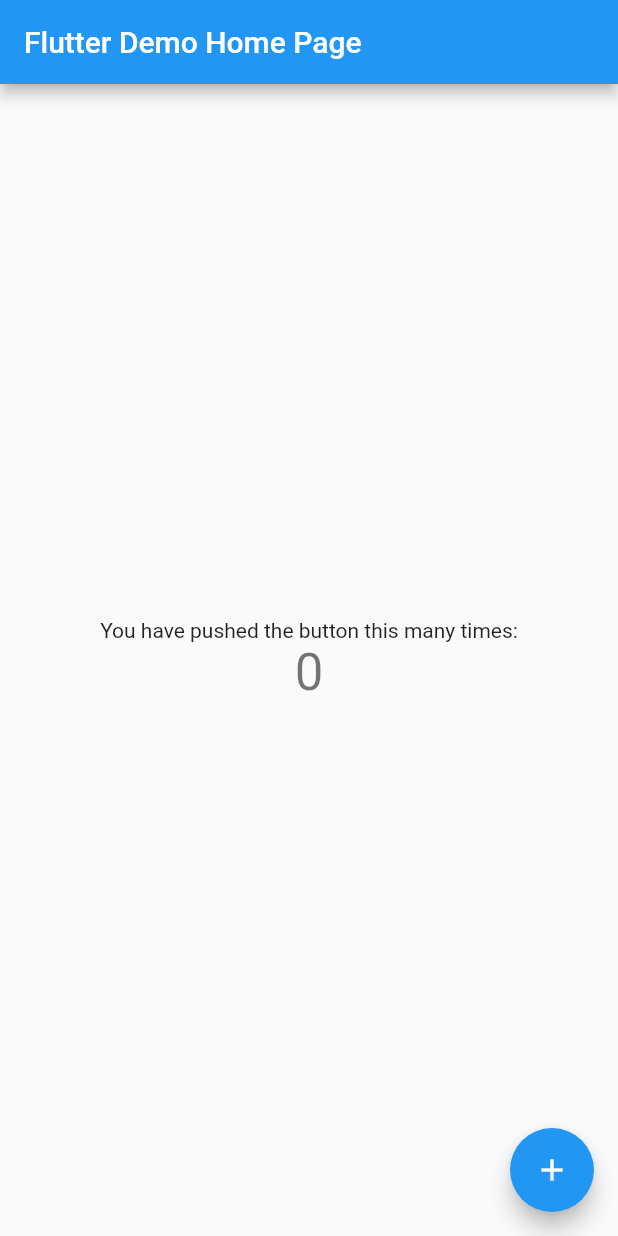
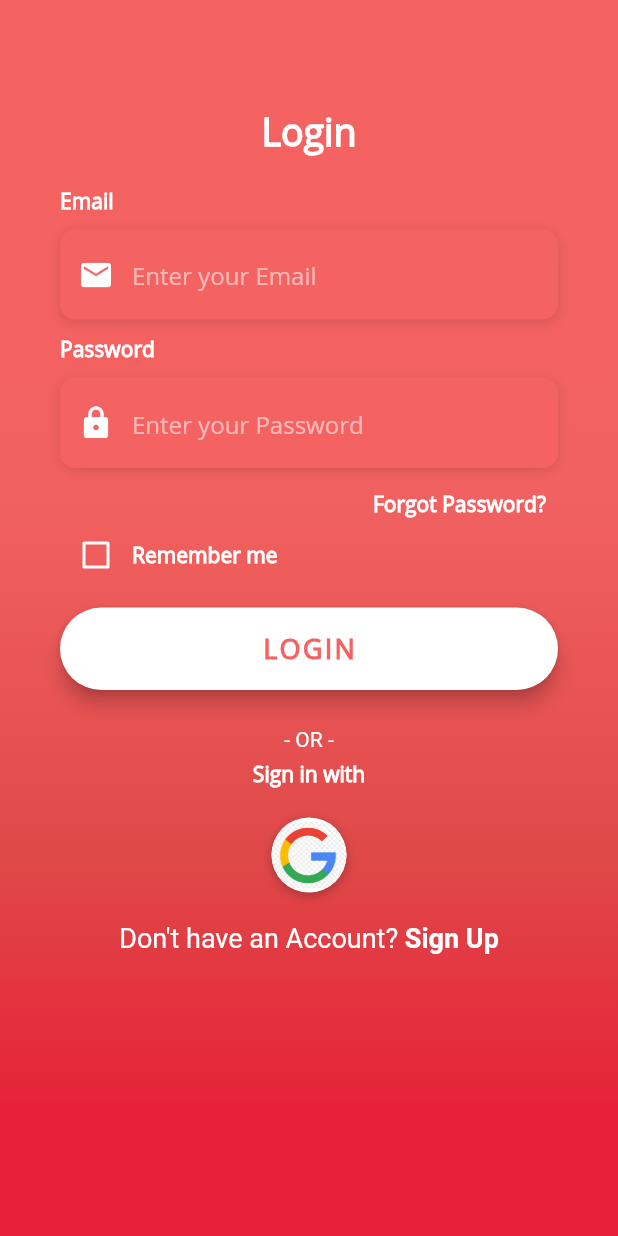
Before and after one commit to diegolms/caixinha-boas-novas, a Flutter app: the screen it shows after launch, on a phone screen of 412 x 824 dp. Run offline on Flutter 3.47's test engine with Material 2 defaults, Android fonts, the phone set to English and light mode, and no system bars.

Commit message:
tela de login

```diff
--- a/lib/main.dart
+++ b/lib/main.dart
@@ -1,113 +1,16 @@
 import 'package:flutter/material.dart';
+import 'package:caixinha_boas_novas/screens/login.dart';
 
-void main() {
-  runApp(MyApp());
-}
+void main() => runApp(MyApp());
 
 class MyApp extends StatelessWidget {
   // This widget is the root of your application.
   @override
   Widget build(BuildContext context) {
     return MaterialApp(
-      title: 'Flutter Demo',
-      theme: ThemeData(
-        // This is the theme of your application.
-        //
-        // Try running your application with "flutter run". You'll see the
-        // application has a blue toolbar. Then, without quitting the app, try
-        // changing the primarySwatch below to Colors.green and then invoke
-        // "hot reload" (press "r" in the console where you ran "flutter run",
-        // or simply save your changes to "hot reload" in a Flutter IDE).
-        // Notice that the counter didn't reset back to zero; the application
-        // is not restarted.
-        primarySwatch: Colors.blue,
-      ),
-      home: MyHomePage(title: 'Flutter Demo Home Page'),
+      title: 'Caixinha boas novas',
+      debugShowCheckedModeBanner: false,
+      home: Login(),
     );
   }
 }
-
-class MyHomePage extends StatefulWidget {
-  MyHomePage({Key? key, required this.title}) : super(key: key);
-
-  // This widget is the home page of your application. It is stateful, meaning
-  // that it has a State object (defined below) that contains fields that affect
-  // how it looks.
-
-  // This class is the configuration for the state. It holds the values (in this
-  // case the title) provided by the parent (in this case the App widget) and
-  // used by the build method of the State. Fields in a Widget subclass are
-  // always marked "final".
-
-  final String title;
-
-  @override
-  _MyHomePageState createState() => _MyHomePageState();
-}
-
-class _MyHomePageState extends State<MyHomePage> {
-  int _counter = 0;
-
-  void _incrementCounter() {
-    setState(() {
-      // This call to setState tells the Flutter framework that something has
-      // changed in this State, which causes it to rerun the build method below
-      // so that the display can reflect the updated values. If we changed
-      // _counter without calling setState(), then the build method would not be
-      // called again, and so nothing would appear to happen.
-      _counter++;
-    });
-  }
-
-  @override
-  Widget build(BuildContext context) {
-    // This method is rerun every time setState is called, for instance as done
-    // by the _incrementCounter method above.
-    //
-    // The Flutter framework has been optimized to make rerunning build methods
-    // fast, so that you can just rebuild anything that needs updating rather
-    // than having to individually change instances of widgets.
-    return Scaffold(
-      appBar: AppBar(
-        // Here we take the value from the MyHomePage object that was created by
-        // the App.build method, and use it to set our appbar title.
-        title: Text(widget.title),
-      ),
-      body: Center(
-        // Center is a layout widget. It takes a single child and positions it
-        // in the middle of the parent.
-        child: Column(
-          // Column is also a layout widget. It takes a list of children and
-          // arranges them vertically. By default, it sizes itself to fit its
-          // children horizontally, and tries to be as tall as its parent.
-          //
-          // Invoke "debug painting" (press "p" in the console, choose the
-          // "Toggle Debug Paint" action from the Flutter Inspector in Android
-          // Studio, or the "Toggle Debug Paint" command in Visual Studio Code)
-          // to see the wireframe for each widget.
-          //
-          // Column has various properties to control how it sizes itself and
-          // how it positions its children. Here we use mainAxisAlignment to
-          // center the children vertically; the main axis here is the vertical
-          // axis because Columns are vertical (the cross axis would be
-          // horizontal).
-          mainAxisAlignment: MainAxisAlignment.center,
-          children: <Widget>[
-            Text(
-              'You have pushed the button this many times:',
-            ),
-            Text(
-              '$_counter',
-              style: Theme.of(context).textTheme.headline4,
-            ),
-          ],
-        ),
-      ),
-      floatingActionButton: FloatingActionButton(
-        onPressed: _incrementCounter,
-        tooltip: 'Increment',
-        child: Icon(Icons.add),
-      ), // This trailing comma makes auto-formatting nicer for build methods.
-    );
-  }
-}
--- /dev/null
+++ b/lib/screens/login.dart
@@ -0,0 +1,356 @@
+import 'package:flutter/material.dart';
+import 'package:flutter/services.dart';
+
+class Login extends StatefulWidget {
+  @override
+  _LoginState createState() => _LoginState();
+}
+
+class _LoginState extends State<Login> {
+  bool _rememberMe = false;
+
+  Widget _buildEmailTF() {
+    return Column(
+      crossAxisAlignment: CrossAxisAlignment.start,
+      children: <Widget>[
+        Text(
+          'Email',
+          style: TextStyle(
+            color: Colors.white,
+            fontWeight: FontWeight.bold,
+            fontFamily: 'OpenSans',
+          ),
+        ),
+        SizedBox(height: 10.0),
+        Container(
+          alignment: Alignment.centerLeft,
+          decoration: BoxDecoration(
+            color: Color(0xFFF56262),
+            borderRadius: BorderRadius.circular(10.0),
+            boxShadow: [
+              BoxShadow(
+                color: Colors.black12,
+                blurRadius: 6.0,
+                offset: Offset(0, 2),
+              ),
+            ],
+          ),
+          height: 60.0,
+          child: TextField(
+            keyboardType: TextInputType.emailAddress,
+            style: TextStyle(
+              color: Colors.white,
+              fontFamily: 'OpenSans',
+            ),
+            decoration: InputDecoration(
+              border: InputBorder.none,
+              contentPadding: EdgeInsets.only(top: 14.0),
+              prefixIcon: Icon(
+                Icons.email,
+                color: Colors.white,
+              ),
+              hintText: 'Enter your Email',
+              hintStyle: TextStyle(
+                color: Colors.white54,
+                fontFamily: 'OpenSans',
+              ),
+            ),
+          ),
+        ),
+      ],
+    );
+  }
+
+  Widget _buildPasswordTF() {
+    return Column(
+      crossAxisAlignment: CrossAxisAlignment.start,
+      children: <Widget>[
+        Text(
+          'Password',
+          style: TextStyle(
+            color: Colors.white,
+            fontWeight: FontWeight.bold,
+            fontFamily: 'OpenSans',
+          ),
+        ),
+        SizedBox(height: 10.0),
+        Container(
+          alignment: Alignment.centerLeft,
+          decoration: BoxDecoration(
+            color: Color(0xFFF56262),
+            borderRadius: BorderRadius.circular(10.0),
+            boxShadow: [
+              BoxShadow(
+                color: Colors.black12,
+                blurRadius: 6.0,
+                offset: Offset(0, 2),
+              ),
+            ],
+          ),
+          height: 60.0,
+          child: TextField(
+            obscureText: true,
+            style: TextStyle(
+              color: Colors.white,
+              fontFamily: 'OpenSans',
+            ),
+            decoration: InputDecoration(
+              border: InputBorder.none,
+              contentPadding: EdgeInsets.only(top: 14.0),
+              prefixIcon: Icon(
+                Icons.lock,
+                color: Colors.white,
+              ),
+              hintText: 'Enter your Password',
+              hintStyle: TextStyle(
+                color: Colors.white54,
+                fontFamily: 'OpenSans',
+              ),
+            ),
+          ),
+        ),
+      ],
+    );
+  }
+
+  Widget _buildForgotPasswordBtn() {
+    return Container(
+      alignment: Alignment.centerRight,
+      child: Padding(
+        padding: const EdgeInsets.all(0.0),
+        child: TextButton(
+          onPressed: () => print('Forgot Password Button Pressed'),
+          child: Text(
+            'Forgot Password?',
+            style: TextStyle(
+              color: Colors.white,
+              fontWeight: FontWeight.bold,
+              fontFamily: 'OpenSans',
+            ),
+          ),
+        ),
+      ),
+    );
+  }
+
+  Widget _buildRememberMeCheckbox() {
+    return Container(
+      height: 20.0,
+      child: Row(
+        children: <Widget>[
+          Theme(
+            data: ThemeData(unselectedWidgetColor: Colors.white),
+            child: Checkbox(
+              value: _rememberMe,
+              checkColor: Color(0xFFF56262),
+              activeColor: Colors.white,
+              onChanged: (value) {
+                setState(() {
+                  _rememberMe = value!;
+                });
+              },
+            ),
+          ),
+          Text(
+            'Remember me',
+            style: TextStyle(
+              color: Colors.white,
+              fontWeight: FontWeight.bold,
+              fontFamily: 'OpenSans',
+            ),
+          ),
+        ],
+      ),
+    );
+  }
+
+  Widget _buildLoginBtn() {
+    return Container(
+      padding: EdgeInsets.symmetric(vertical: 25.0),
+      width: double.infinity,
+      child: RaisedButton(
+        elevation: 5.0,
+        onPressed: () => {},
+        padding: EdgeInsets.all(15.0),
+        shape: RoundedRectangleBorder(
+          borderRadius: BorderRadius.circular(30.0),
+        ),
+        color: Colors.white,
+        child: Text(
+          'LOGIN',
+          style: TextStyle(
+            color: Color(0xFFF56262),
+            letterSpacing: 1.5,
+            fontSize: 18.0,
+            fontWeight: FontWeight.bold,
+            fontFamily: 'OpenSans',
+          ),
+        ),
+      ),
+    );
+  }
+
+  Widget _buildSignInWithText() {
+    return Column(
+      children: <Widget>[
+        Text(
+          '- OR -',
+          style: TextStyle(
+            color: Colors.white,
+            fontWeight: FontWeight.w400,
+          ),
+        ),
+        SizedBox(height: 5.0),
+        Text(
+          'Sign in with',
+          style: TextStyle(
+            color: Colors.white,
+            fontWeight: FontWeight.bold,
+            fontFamily: 'OpenSans',
+          ),
+        ),
+      ],
+    );
+  }
+
+  Widget _buildSocialBtn(Function onTap, AssetImage logo) {
+    return GestureDetector(
+      child: Container(
+        height: 50.0,
+        width: 60.0,
+        decoration: BoxDecoration(
+          shape: BoxShape.circle,
+          color: Colors.white,
+          boxShadow: [
+            BoxShadow(
+              color: Colors.black26,
+              offset: Offset(0, 2),
+              blurRadius: 6.0,
+            ),
+          ],
+          image: DecorationImage(
+            image: logo,
+          ),
+        ),
+      ),
+    );
+  }
+
+  Widget _buildSocialBtnRow() {
+    return Padding(
+      padding: EdgeInsets.symmetric(vertical: 20.0),
+      child: Row(
+        mainAxisAlignment: MainAxisAlignment.spaceEvenly,
+        children: <Widget>[
+          _buildSocialBtn(
+                () => print('Login with Google'),
+            AssetImage(
+              'assets/logos/google.jpeg',
+            ),
+          ),
+        ],
+      ),
+    );
+  }
+
+  Widget _buildSignupBtn() {
+    return GestureDetector(
+      onTap: () => print('Sign Up Button Pressed'),
+      child: RichText(
+        text: TextSpan(
+          children: [
+            TextSpan(
+              text: 'Don\'t have an Account? ',
+              style: TextStyle(
+                color: Colors.white,
+                fontSize: 18.0,
+                fontWeight: FontWeight.w400,
+              ),
+            ),
+            TextSpan(
+              text: 'Sign Up',
+              style: TextStyle(
+                color: Colors.white,
+                fontSize: 18.0,
+                fontWeight: FontWeight.bold,
+              ),
+            ),
+          ],
+        ),
+      ),
+    );
+  }
+
+  @override
+  Widget build(BuildContext context) {
+    return Scaffold(
+      body: AnnotatedRegion<SystemUiOverlayStyle>(
+        value: SystemUiOverlayStyle.light,
+        child: GestureDetector(
+          onTap: () => FocusScope.of(context).unfocus(),
+          child: Stack(
+            children: <Widget>[
+              Container(
+                height: double.infinity,
+                width: double.infinity,
+                decoration: BoxDecoration(
+                  gradient: LinearGradient(
+                    begin: Alignment.topCenter,
+                    end: Alignment.bottomCenter,
+                    colors: [
+//                      Color(0xFF63AEF5),
+//                      Color(0xFF61A4F1),
+//                      Color(0xFF478DE0),
+//                      Color(0xFF398AE5),
+                      Color(0xFFF56262),
+                      Color(0xFFF26161),
+                      Color(0xFFE04848),
+                      Color(0xFFE62139),
+                    ],
+                    stops: [0.1, 0.4, 0.7, 0.9],
+                  ),
+                ),
+              ),
+              Container(
+                height: double.infinity,
+                child: SingleChildScrollView(
+                  physics: AlwaysScrollableScrollPhysics(),
+                  padding: EdgeInsets.symmetric(
+                    horizontal: 40.0,
+                    vertical: 70.0,
+                  ),
+                  child: Column(
+                    mainAxisAlignment: MainAxisAlignment.center,
+                    children: <Widget>[
+                      Text(
+                        'Login',
+                        style: TextStyle(
+                          color: Colors.white,
+                          fontFamily: 'OpenSans',
+                          fontSize: 25.0,
+                          fontWeight: FontWeight.bold,
+                        ),
+                      ),
+                      SizedBox(height: 20.0),
+                      _buildEmailTF(),
+                      SizedBox(
+                        height: 10.0,
+                      ),
+                      _buildPasswordTF(),
+                      _buildForgotPasswordBtn(),
+                      _buildRememberMeCheckbox(),
+                      _buildLoginBtn(),
+                      _buildSignInWithText(),
+                      _buildSocialBtnRow(),
+                      _buildSignupBtn(),
+                    ],
+                  ),
+                ),
+              )
+            ],
+          ),
+        ),
+      ),
+    );
+  }
+}
```
Also changed, not shown: pubspec.yaml (+6 -28 lines), assets/fonts/OpenSans.ttf (added), assets/logos/google.jpeg (added).
